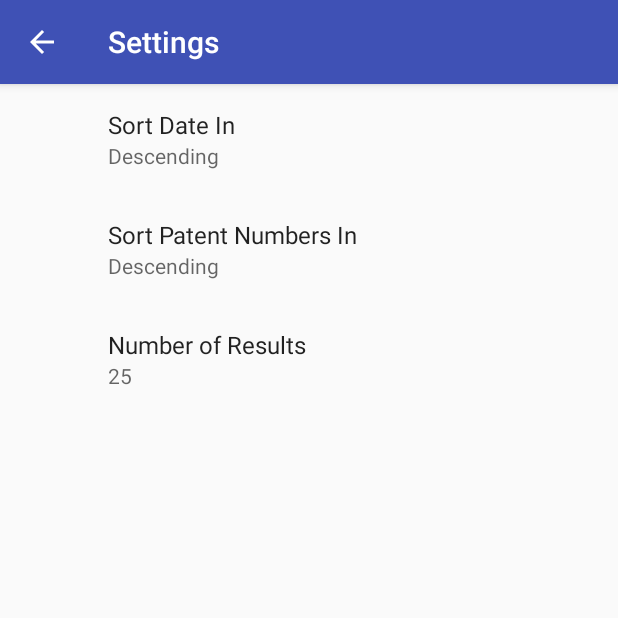
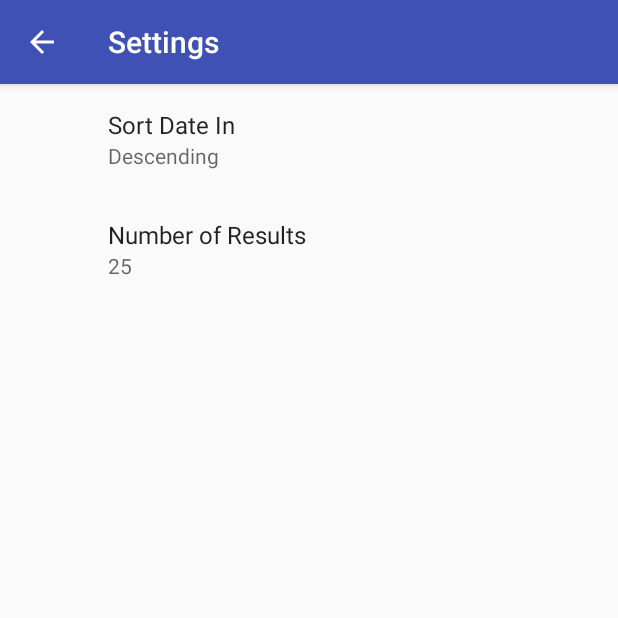
Before and after one commit to OSU-CS496-Sp2017/final-project-patent-search-app, an Android app: the screen it shows after launch (SettingsActivity), after a tap on "Settings", on a phone screen of 412 x 824 dp, the top half of it. Run offline under Robolectric (Android 15) with nearby library versions, the phone set to English and light mode, and no system bars; our stand-ins replace androidx.preference; network calls fail; 1 other tap on this screen came first.

```diff
--- a/app/src/main/java/com/example/bryan/patentsearch/MainActivity.java
+++ b/app/src/main/java/com/example/bryan/patentsearch/MainActivity.java
@@ -2,7 +2,6 @@ package com.example.bryan.patentsearch;
 
 import android.content.Intent;
 import android.content.SharedPreferences;
-import android.os.AsyncTask;
 import android.preference.PreferenceManager;
 import android.support.v4.app.LoaderManager;
 import android.support.v4.content.AsyncTaskLoader;
@@ -41,9 +40,6 @@ public class MainActivity extends AppCompatActivity
     private ProgressBar mLoadingIndicatorPB;
 
 
-    private String mSearchString;
-
-
     @Override
     protected void onCreate(Bundle savedInstanceState) {
         super.onCreate(savedInstanceState);
@@ -61,11 +57,12 @@ public class MainActivity extends AppCompatActivity
         mPatentsViewAdapter = new PatentsViewAdapter(this);
         mSearchResultsRV.setAdapter(mPatentsViewAdapter);
 
+        getSupportLoaderManager().initLoader(PATENTS_VIEW_SEARCH_LOADER_ID, null, this);
 
         mSearchButton.setOnClickListener(new View.OnClickListener() {
-            String userText = mEditText.getText().toString();
             @Override
             public void onClick(View v) {
+                String userText = mEditText.getText().toString();
                 doPatentSearch(userText);
             }
         });
@@ -77,7 +74,7 @@ public class MainActivity extends AppCompatActivity
         //String number = sharedPreferences.getString(getString(R.string.pref_patent_sort_key), getString(R.string.pref_sort_default));
         String resultNumber = sharedPreferences.getString(getString(R.string.pref_result_sort_key), getString(R.string.pref_result_default));
 
-        String url = PatentsViewUtils.buildPatentsViewURL(mEditText.getText().toString(), date, resultNumber);
+        String url = PatentsViewUtils.buildPatentsViewURL(searchString, date, resultNumber);
 
         Log.d("MainActivity", "got search url: " + url);
         Bundle argsBundle = new Bundle();
@@ -169,50 +166,6 @@ public class MainActivity extends AppCompatActivity
 
     }
 
-    /*
-    public class PatentSearchTask extends AsyncTask<String, Void, String> {
-        @Override
-        protected void onPreExecute() {
-            super.onPreExecute();
-        }
-
-        @Override
-        protected String doInBackground(String... params) {
-            String patentSearchUrl = params[0];
-            String searchResults = null;
-            try {
-                searchResults = NetworkUtils.doHTTPGet(patentSearchUrl);
-            } catch (IOException e) {
-                e.printStackTrace();
-            }
-            return searchResults;
-        }
-
-        @Override
-        protected void onPostExecute(String s) {
-            if (s != null) {
-                //mLoadingErrorMessageTV.setVisibility(View.INVISIBLE);
-                //mSearchResultsRV.setVisibility(View.VISIBLE);
-                ArrayList<PatentsViewUtils.SearchResult> searchResultsList = PatentsViewUtils.parsePatentsSearchResultsJSON(s);
-                //mGitHubSearchAdapter.updateSearchResults(searchResultsList);
-            } else {
-                //mSearchResultsRV.setVisibility(View.INVISIBLE);
-                //mLoadingErrorMessageTV.setVisibility(View.VISIBLE);
-            }
-        }
-    }
-
-    @Override
-    public Loader<String> onCreateLoader(int id, Bundle args) {
-        return null;
-    }
-
-    @Override
-    public void onLoadFinished(Loader<String> loader, String data) {
-
-    }
-    */
-
     @Override
     public boolean onCreateOptionsMenu(Menu menu) {
         getMenuInflater().inflate(R.menu.main, menu);
--- a/app/src/main/java/com/example/bryan/patentsearch/utils/PatentsViewUtils.java
+++ b/app/src/main/java/com/example/bryan/patentsearch/utils/PatentsViewUtils.java
@@ -1,15 +1,10 @@
 package com.example.bryan.patentsearch.utils;
-
-import android.net.Uri;
-import android.text.TextUtils;
 
 import org.json.JSONArray;
 import org.json.JSONException;
 import org.json.JSONObject;
 
 import java.io.Serializable;
-import java.io.UnsupportedEncodingException;
-import java.net.URLEncoder;
 import java.util.ArrayList;
 
 /**
--- a/app/src/main/res/values/arrays.xml
+++ b/app/src/main/res/values/arrays.xml
@@ -9,11 +9,6 @@
     <string-array name="pref_sort_values">
         <item>asc</item>
         <item>desc</item>
-    </string-array>
-
-    <string-array name="pref_patent_entry">
-        <item>Ascending</item>
-        <item>Descending</item>
     </string-array>
 
     <string-array name="pref_result_num_entry">
--- a/app/src/main/res/xml/prefs.xml
+++ b/app/src/main/res/xml/prefs.xml
@@ -9,15 +9,7 @@
         android:entryValues="@array/pref_sort_values"
         android:defaultValue="@string/pref_sort_default"
         />
-    <ListPreference
-        android:key="@string/pref_patent_sort_key"
-        android:title="@string/pref_patent_sort_title"
-        android:dialogTitle="@string/pref_patent_sort_title"
-        android:summary="%s"
-        android:entries="@array/pref_patent_entry"
-        android:entryValues="@array/pref_sort_values"
-        android:defaultValue="@string/pref_sort_default"
-        />
+
     <ListPreference
         android:key="@string/pref_result_sort_key"
         android:title="@string/pref_result_sort_title"
```
